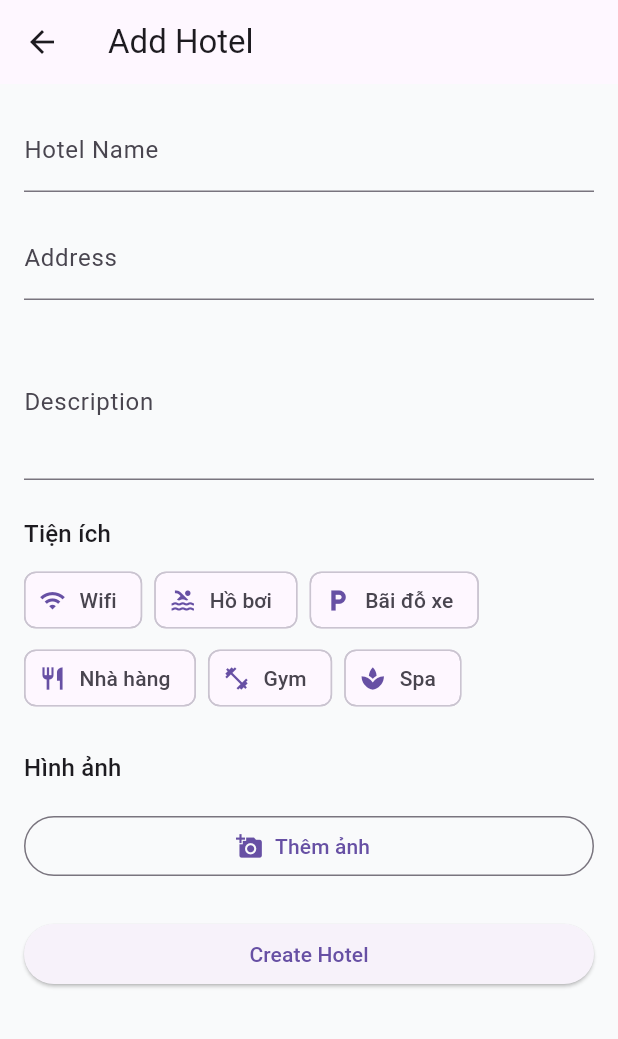
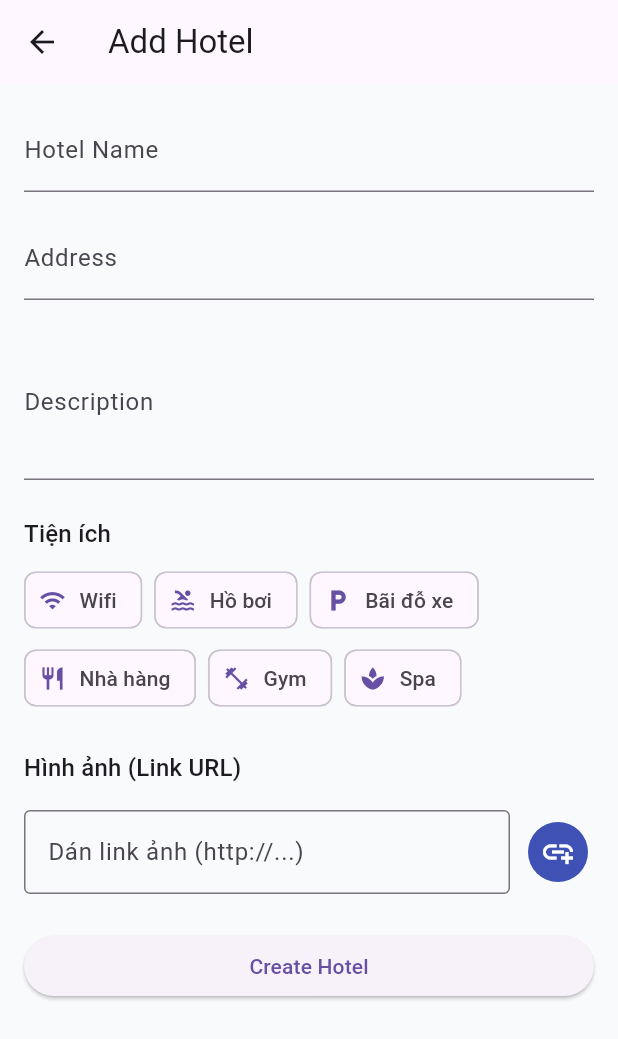
Before and after one commit to NguyenDucBin/flutter, a Flutter app: the AddEditHotelPage screen opened directly, on a phone screen of 412 x 824 dp. Shown: the top 1039 px of the screen. Run offline on Flutter 3.47's test engine with Material 3 defaults, Android fonts, the phone set to English and light mode, and no system bars; our stand-ins replace cloud_firestore, equatable, firebase_auth, firebase_core, firebase_messaging, firebase_storage and 2 more; accounts and stored records are empty; statements that could not run were skipped.

Commit message:
sửa lỗi ảnh hiển thị

```diff
--- a/lib/features/hotel/presentation/pages/add_edit_hotel_page.dart
+++ b/lib/features/hotel/presentation/pages/add_edit_hotel_page.dart
@@ -1,12 +1,11 @@
-import 'package:flutter/foundation.dart'; // kIsWeb
-import 'dart:typed_data'; // Uint8List
+// lib/features/hotel/presentation/pages/add_edit_hotel_page.dart
+
 import 'package:flutter/material.dart';
-import 'package:image_picker/image_picker.dart';
 import 'package:provider/provider.dart';
 import 'package:doanflutter/features/hotel/domain/entities/hotel_entity.dart';
 import 'package:doanflutter/features/hotel/presentation/provider/hotel_provider.dart';
 import 'package:doanflutter/features/auth/presentation/provider/auth_service.dart';
-import 'package:doanflutter/core/services/storage_service.dart';
+// KHÔNG CẦN import storage_service.dart, image_picker, hoặc dart:typed_data nữa
 
 class AddEditHotelPage extends StatefulWidget {
   final HotelEntity? hotel;
@@ -22,14 +21,14 @@ class _AddEditHotelPageState extends State<AddEditHotelPage> {
   late final TextEditingController _nameController;
   late final TextEditingController _addressController;
   late final TextEditingController _descriptionController;
+
+  // Controller mới cho ô nhập URL
+  late final TextEditingController _imageUrlController;
   bool _isLoading = false;
 
-  late List<String> _imageUrls; // Lưu cả link cũ và link mới
-  late List<String> _amenities; // Lưu các tiện ích được chọn
-  final ImagePicker _picker = ImagePicker();
-  bool _isUploading = false;
+  late List<String> _imageUrls; // Danh sách này giờ sẽ chứa các link bạn dán vào
+  late List<String> _amenities;
 
-  // Danh sách tiện ích mẫu
   final Map<String, IconData> _allAmenities = {
     'Wifi': Icons.wifi,
     'Hồ bơi': Icons.pool,
@@ -46,10 +45,11 @@ class _AddEditHotelPageState extends State<AddEditHotelPage> {
     _addressController = TextEditingController(text: widget.hotel?.address);
     _descriptionController = TextEditingController(text: widget.hotel?.description);
 
-    // Phải tạo list mới (.toList()) để tránh tham chiếu
+    // Khởi tạo controller mới
+    _imageUrlController = TextEditingController();
+
     _imageUrls = widget.hotel?.imageUrls.toList() ?? [];
     _amenities = widget.hotel?.amenities.toList() ?? [];
-    // ----------------------------
   }
 
   @override
@@ -57,40 +57,23 @@ class _AddEditHotelPageState extends State<AddEditHotelPage> {
     _nameController.dispose();
     _addressController.dispose();
     _descriptionController.dispose();
+    _imageUrlController.dispose(); // Hủy controller mới
     super.dispose();
   }
 
-  // --- HÀM TẢI ẢNH MỚI ---
-  Future<void> _pickImage() async {
-    final XFile? image = await _picker.pickImage(source: ImageSource.gallery);
-    if (image == null) return;
-
-    setState(() => _isUploading = true);
-    try {
-      final storageService = context.read<StorageService>();
-      // Đọc bytes và upload (dùng được cả web/mobile)
-      final Uint8List bytes = await image.readAsBytes();
-      final String name = image.name.isNotEmpty
-          ? image.name
-          : 'img_${DateTime.now().millisecondsSinceEpoch}.jpg';
-
-      final downloadUrl = await storageService.uploadImageBytes(
-        bytes,
-        'hotels',
-        fileName: name,
+  // --- HÀM THÊM URL TỪ Ô NHẬP LIỆU ---
+  void _addImageUrl() {
+    final url = _imageUrlController.text.trim();
+    if (url.isNotEmpty && (url.startsWith('http://') || url.startsWith('https://'))) {
+      setState(() {
+        _imageUrls.add(url);
+      });
+      _imageUrlController.clear(); // Xóa chữ trong ô
+      FocusScope.of(context).unfocus(); // Ẩn bàn phím
+    } else {
+      ScaffoldMessenger.of(context).showSnackBar(
+        const SnackBar(content: Text('Vui lòng nhập một URL hợp lệ')),
       );
-
-      setState(() {
-        _imageUrls.add(downloadUrl);
-      });
-    } catch (e) {
-      if (mounted) {
-        ScaffoldMessenger.of(context).showSnackBar(
-          SnackBar(content: Text('Lỗi tải ảnh: $e')),
-        );
-      }
-    } finally {
-      if (mounted) setState(() => _isUploading = false);
     }
   }
 
@@ -98,7 +81,7 @@ class _AddEditHotelPageState extends State<AddEditHotelPage> {
     if (!_formKey.currentState!.validate()) return;
     if (_imageUrls.isEmpty) {
       ScaffoldMessenger.of(context).showSnackBar(
-        const SnackBar(content: Text('Vui lòng tải lên ít nhất 1 ảnh')),
+        const SnackBar(content: Text('Vui lòng thêm ít nhất 1 link ảnh')),
       );
       return;
     }
@@ -115,7 +98,7 @@ class _AddEditHotelPageState extends State<AddEditHotelPage> {
         name: _nameController.text,
         address: _addressController.text,
         description: _descriptionController.text,
-        imageUrls: _imageUrls,
+        imageUrls: _imageUrls, // Lưu danh sách link
         amenities: _amenities,
       );
 
@@ -153,7 +136,6 @@ class _AddEditHotelPageState extends State<AddEditHotelPage> {
               decoration: const InputDecoration(labelText: 'Hotel Name'),
               validator: (v) => v?.isEmpty == true ? 'Required' : null,
             ),
-            // ... (các trường Name, Address, Description giữ nguyên) ...
             const SizedBox(height: 16),
             TextFormField(
               controller: _addressController,
@@ -167,7 +149,7 @@ class _AddEditHotelPageState extends State<AddEditHotelPage> {
               maxLines: 3,
             ),
 
-            // --- UI MỚI CHO TIỆN ÍCH (AMENITIES) ---
+            // --- UI TIỆN ÍCH (AMENITIES) - GIỮ NGUYÊN ---
             const SizedBox(height: 24),
             Text('Tiện ích', style: Theme.of(context).textTheme.titleMedium),
             const SizedBox(height: 8),
@@ -198,8 +180,10 @@ class _AddEditHotelPageState extends State<AddEditHotelPage> {
 
             // --- UI MỚI CHO HÌNH ẢNH (IMAGES) ---
             const SizedBox(height: 24),
-            Text('Hình ảnh', style: Theme.of(context).textTheme.titleMedium),
+            Text('Hình ảnh (Link URL)', style: Theme.of(context).textTheme.titleMedium),
             const SizedBox(height: 8),
+
+            // GridView hiển thị ảnh (giữ nguyên, nó vẫn hoạt động)
             if (_imageUrls.isNotEmpty)
               GridView.builder(
                 shrinkWrap: true,
@@ -221,6 +205,13 @@ class _AddEditHotelPageState extends State<AddEditHotelPage> {
                           fit: BoxFit.cover,
                           width: double.infinity,
                           height: double.infinity,
+                          // Thêm errorBuilder để xử lý link hỏng
+                          errorBuilder: (context, error, stackTrace) {
+                            return Container(
+                              color: Colors.grey[200],
+                              child: const Icon(Icons.broken_image, color: Colors.grey),
+                            );
+                          },
                         ),
                       ),
                       IconButton(
@@ -228,7 +219,6 @@ class _AddEditHotelPageState extends State<AddEditHotelPage> {
                         onPressed: () {
                           setState(() {
                             _imageUrls.removeAt(index);
-                            // TODO: (Nâng cao) Xóa file trên Storage
                           });
                         },
                       ),
@@ -237,12 +227,29 @@ class _AddEditHotelPageState extends State<AddEditHotelPage> {
                 },
               ),
             const SizedBox(height: 8),
-            OutlinedButton.icon(
-              onPressed: _isUploading ? null : _pickImage,
-              icon: _isUploading
-                   ? const SizedBox(width: 20, height: 20, child: CircularProgressIndicator(strokeWidth: 2))
-                   : const Icon(Icons.add_a_photo),
-              label: Text(_isUploading ? 'Đang tải lên...' : 'Thêm ảnh'),
+
+            // Ô nhập link và nút Thêm
+            Row(
+              children: [
+                Expanded(
+                  child: TextFormField(
+                    controller: _imageUrlController,
+                    decoration: const InputDecoration(
+                      labelText: 'Dán link ảnh (http://...)',
+                      border: OutlineInputBorder()
+                    ),
+                  ),
+                ),
+                const SizedBox(width: 8),
+                IconButton(
+                  icon: const Icon(Icons.add_link),
+                  onPressed: _addImageUrl,
+                  style: IconButton.styleFrom(
+                    backgroundColor: Colors.indigo,
+                    foregroundColor: Colors.white
+                  ),
+                ),
+              ],
             ),
             // ---------------------------------------
 
```
Also changed, not shown: firebase.json, 1 other file.
